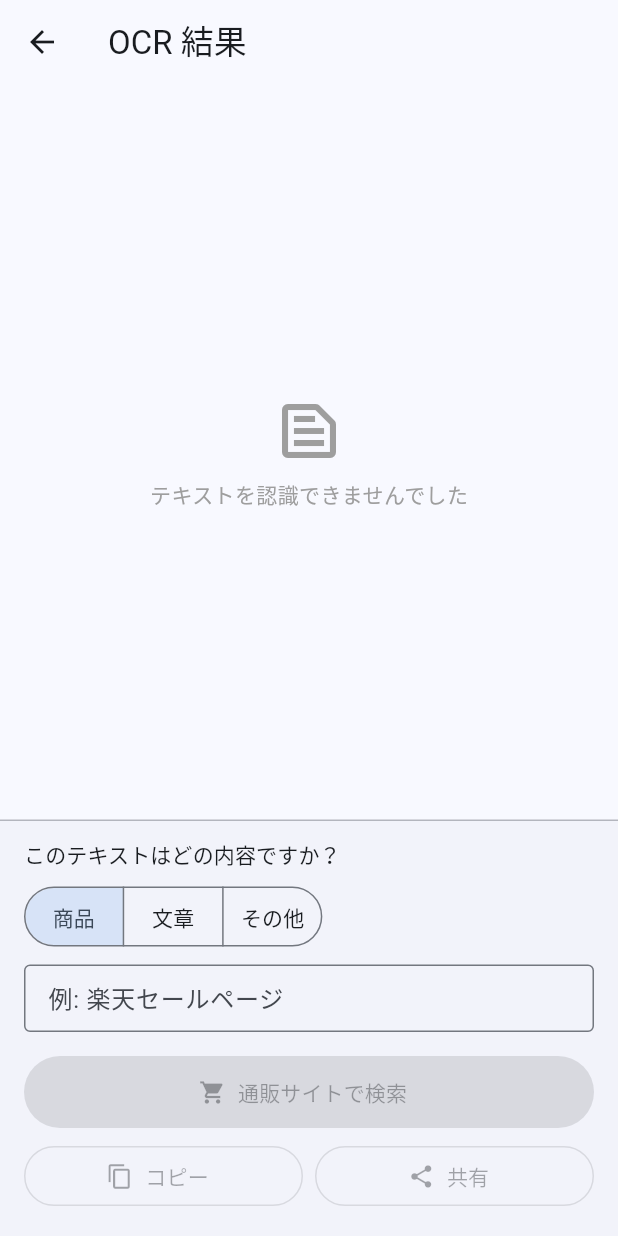
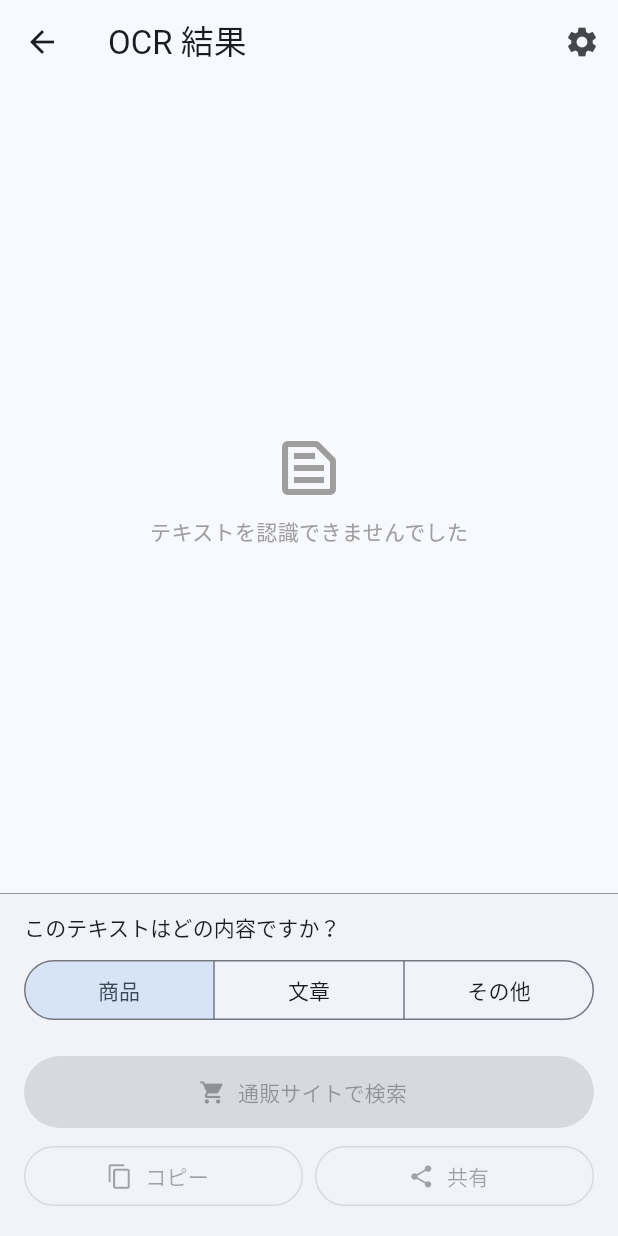
Before and after one commit to hiroyafushimi/app-want-to, a Flutter app: the ResultScreen screen opened directly with empty values, on a phone screen of 412 x 824 dp. Run offline on Flutter 3.47's test engine with Material 3 defaults, Android fonts, the phone set to English and light mode, and no system bars; our stand-ins replace flutter_secure_storage, share_plus; missing offline and left inert: google_mlkit_text_recognition, purchases_flutter, receive_sharing_intent; accounts and stored records are empty.

Commit message:
fix : model

```diff
--- a/lib/screens/received_image_screen.dart
+++ b/lib/screens/received_image_screen.dart
@@ -40,6 +40,11 @@ class ReceivedImageScreen extends StatelessWidget {
       appBar: AppBar(
         title: const Text('受信画像'),
         actions: [
+          IconButton(
+            icon: const Icon(Icons.settings),
+            tooltip: '設定',
+            onPressed: () => Navigator.of(context).pushNamed('/settings'),
+          ),
           if (imagePath != null || (imageBytes != null && imageBytes!.isNotEmpty))
             TextButton(
               onPressed: () => _onNext(context),
--- a/lib/screens/region_select_screen.dart
+++ b/lib/screens/region_select_screen.dart
@@ -74,6 +74,11 @@ class _RegionSelectScreenState extends State<RegionSelectScreen> {
                 _end = null;
               }),
             ),
+          IconButton(
+            icon: const Icon(Icons.settings),
+            tooltip: '設定',
+            onPressed: () => Navigator.of(context).pushNamed('/settings'),
+          ),
         ],
       ),
       body: SafeArea(
--- a/lib/screens/result_screen.dart
+++ b/lib/screens/result_screen.dart
@@ -38,7 +38,6 @@ class ResultScreen extends StatefulWidget {
 
 class _ResultScreenState extends State<ResultScreen> {
   late ClassificationType _selectedType;
-  final TextEditingController _subLabelController = TextEditingController();
   bool _showImage = false;
 
   @override
@@ -49,7 +48,6 @@ class _ResultScreenState extends State<ResultScreen> {
 
   @override
   void dispose() {
-    _subLabelController.dispose();
     super.dispose();
   }
 
@@ -67,6 +65,11 @@ class _ResultScreenState extends State<ResultScreen> {
               icon: Icon(_showImage ? Icons.text_fields : Icons.image),
               tooltip: _showImage ? 'テキスト表示' : '画像プレビュー',
               onPressed: () => setState(() => _showImage = !_showImage),
+            ),
+          IconButton(
+            icon: const Icon(Icons.settings),
+            tooltip: '設定',
+            onPressed: () => Navigator.of(context).pushNamed('/settings'),
           ),
         ],
       ),
@@ -171,7 +174,9 @@ class _ResultScreenState extends State<ResultScreen> {
           ),
           const SizedBox(height: 8),
           // セグメントボタン（商品/文章/その他）
-          SegmentedButton<ClassificationType>(
+          SizedBox(
+            width: double.infinity,
+            child: SegmentedButton<ClassificationType>(
               segments: ClassificationType.values
                   .map((t) => ButtonSegment<ClassificationType>(
                         value: t,
@@ -179,37 +184,15 @@ class _ResultScreenState extends State<ResultScreen> {
                       ))
                   .toList(),
               selected: {_selectedType},
-            onSelectionChanged: (s) => setState(() => _selectedType = s.first),
+              onSelectionChanged: (s) =>
+                  setState(() => _selectedType = s.first),
               showSelectedIcon: false,
             ),
-          const SizedBox(height: 8),
-          // 小項目フリー入力（100文字まで）
-          TextField(
-            controller: _subLabelController,
-            maxLength: 100,
-            decoration: InputDecoration(
-              hintText: _subLabelHint,
-              isDense: true,
-              contentPadding:
-                  const EdgeInsets.symmetric(horizontal: 12, vertical: 10),
-              border: const OutlineInputBorder(),
-              counterText: '',
           ),
-          ),
+          const SizedBox(height: 4),
         ],
       ),
     );
-  }
-
-  String get _subLabelHint {
-    switch (_selectedType) {
-      case ClassificationType.product:
-        return '例: 楽天セールページ';
-      case ClassificationType.text:
-        return '例: ブログ引用、質問文';
-      case ClassificationType.other:
-        return '例: Slack メッセージ';
-    }
   }
 
   // ───── アクションボタン ─────
```
Also changed, not shown: lib/app.dart (+4 -5 lines). Lines whose indentation alone changed are shown as unchanged.
